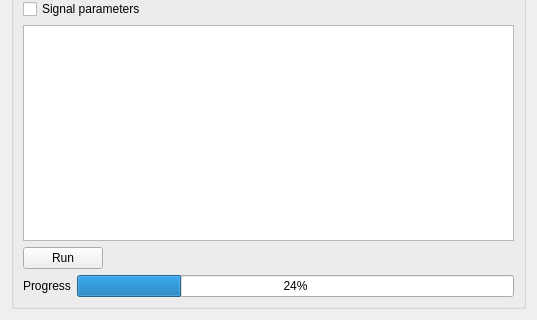
The window that eeg_features/save/view.ui (medusabci/medusa-analyzer) describes before a commit, drawn with Qt 5; both pictures show x 0 to 537 and y 162 to 482 of the 537 by 482 pixel window.
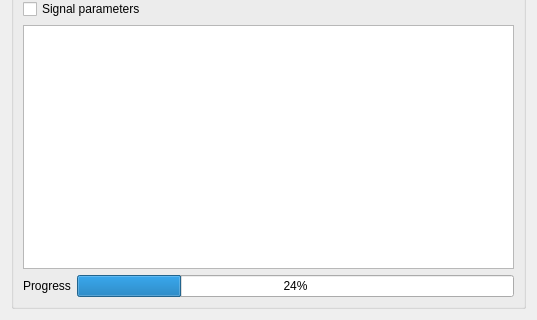
The same window after the commit.

Commit message: Refactor controller.py and flow.py for improved clarity and functionality by moving exception handling to a dedicated function and updating button text logic

Patch:
```diff
--- a/eeg_features/save/view.ui
+++ b/eeg_features/save/view.ui
@@ -129,33 +129,6 @@
       <item>
        <widget class="QTextBrowser" name="logtextBrowser"/>
       </item>
-      <item>
-       <layout class="QHBoxLayout" name="horizontalLayout">
-        <item>
-         <widget class="QPushButton" name="runButton">
-          <property name="styleSheet">
-           <string notr="true"/>
-          </property>
-          <property name="text">
-           <string>Run</string>
-          </property>
-         </widget>
-        </item>
-        <item>
-         <spacer name="horizontalSpacer">
-          <property name="orientation">
-           <enum>Qt::Horizontal</enum>
-          </property>
-          <property name="sizeHint" stdset="0">
-           <size>
-            <width>40</width>
-            <height>20</height>
-           </size>
-          </property>
-         </spacer>
-        </item>
-       </layout>
-      </item>
       <item>
        <layout class="QHBoxLayout" name="horizontalLayout_3">
         <item>
```
The commit also changes 3 other files.
